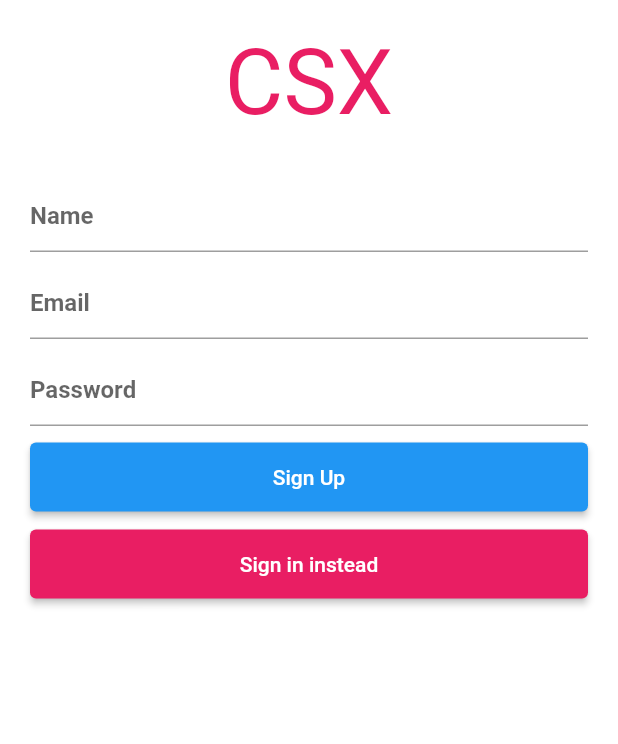
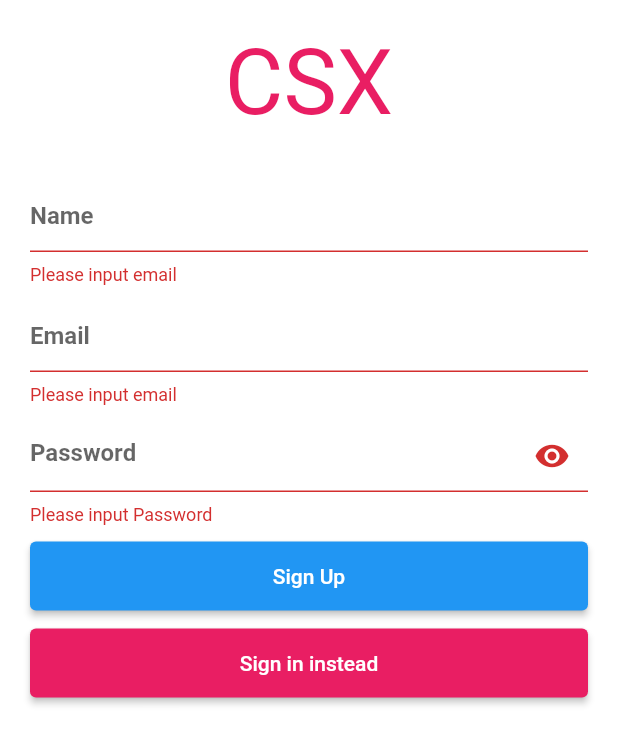
Before and after one commit to David160601/ecommerce_app, a Flutter app: the SignUpScreen screen opened directly, after a tap on "Sign Up", on a phone screen of 412 x 824 dp. Shown: the top 744 px of the screen. Run offline on Flutter 3.47's test engine with Material 2 defaults, Android fonts, the phone set to English and light mode, and no system bars; our stand-ins replace carousel_slider, dio, flutter_secure_storage, hooks_riverpod, salomon_bottom_bar, skeletons and 1 more; accounts and stored records are empty; network calls fail.

Commit message:
design sign up screen

```diff
--- a/lib/screens/sign_up_screen.dart
+++ b/lib/screens/sign_up_screen.dart
@@ -1,4 +1,6 @@
 import 'package:ecommerce_app/constant/style.dart';
+import 'package:ecommerce_app/screens/login_screen.dart';
+import 'package:ecommerce_app/widgets/password_wiget.dart';
 import 'package:flutter/material.dart';
 
 class SignUpScreen extends StatefulWidget {
@@ -9,11 +11,24 @@ class SignUpScreen extends StatefulWidget {
 }
 
 class _SignUpScreenState extends State<SignUpScreen> {
+  TextEditingController password = TextEditingController();
+  TextEditingController email = TextEditingController();
+  TextEditingController name = TextEditingController();
+  final formKey = GlobalKey<FormState>();
+  @override
+  void dispose() {
+    password.dispose();
+    email.dispose();
+    name.dispose();
+  }
+
   @override
   Widget build(BuildContext context) {
     return SafeArea(
       child: Scaffold(
-        body: Container(
+        body: Form(
+          key: formKey,
+          child: Container(
             padding: const EdgeInsets.all(CONTAINER_PADDING),
             child: Column(
               children: [
@@ -29,21 +44,35 @@ class _SignUpScreenState extends State<SignUpScreen> {
                 const SizedBox(
                   height: 30,
                 ),
-              const TextField(
-                decoration: InputDecoration(hintText: "Name"),
+                TextFormField(
+                  validator: (value) {
+                    if (value == null || value.isEmpty) {
+                      return "Please input email";
+                    } else {
+                      return null;
+                    }
+                  },
+                  controller: name,
+                  decoration: const InputDecoration(hintText: "Name"),
                 ),
                 const SizedBox(
                   height: 10,
                 ),
-              const TextField(
-                decoration: InputDecoration(hintText: "Email"),
+                TextFormField(
+                  validator: (value) {
+                    if (value == null || value.isEmpty) {
+                      return "Please input email";
+                    } else {
+                      return null;
+                    }
+                  },
+                  controller: email,
+                  decoration: const InputDecoration(hintText: "Email"),
                 ),
                 const SizedBox(
                   height: 10,
                 ),
-              const TextField(
-                decoration: InputDecoration(hintText: "Password"),
-              ),
+                PasswordWidget(password: password),
                 const SizedBox(
                   height: 10,
                 ),
@@ -52,7 +81,9 @@ class _SignUpScreenState extends State<SignUpScreen> {
                     child: ElevatedButton(
                         style: ElevatedButton.styleFrom(
                             backgroundColor: Colors.blue),
-                      onPressed: () {},
+                        onPressed: () {
+                          if (formKey.currentState!.validate()) {}
+                        },
                         child: const Text('Sign Up'))),
                 const SizedBox(
                   height: 10,
@@ -62,9 +93,15 @@ class _SignUpScreenState extends State<SignUpScreen> {
                     child: ElevatedButton(
                         style: ElevatedButton.styleFrom(
                             backgroundColor: Colors.pink),
-                      onPressed: () {},
+                        onPressed: () {
+                          Navigator.pushReplacement(
+                              context,
+                              MaterialPageRoute(
+                                  builder: (context) => LoginScreen()));
+                        },
                         child: const Text('Sign in instead'))),
               ],
+            ),
           ),
         ),
       ),
--- /dev/null
+++ b/lib/widgets/password_wiget.dart
@@ -0,0 +1,37 @@
+import 'package:flutter/material.dart';
+
+class PasswordWidget extends StatefulWidget {
+  TextEditingController password;
+  PasswordWidget({super.key, required this.password});
+
+  @override
+  State<PasswordWidget> createState() => _PasswordWidgetState();
+}
+
+class _PasswordWidgetState extends State<PasswordWidget> {
+  bool hidePassword = true;
+  @override
+  Widget build(BuildContext context) {
+    return TextFormField(
+      obscureText: hidePassword,
+      controller: widget.password,
+      validator: (value) {
+        if (value == null || value.isEmpty) {
+          return 'Please input Password';
+        }
+        return null;
+      },
+      decoration: InputDecoration(
+          hintText: "Password",
+          suffixIcon: IconButton(
+            onPressed: () {
+              setState(() {
+                hidePassword = !hidePassword;
+              });
+            },
+            icon: Icon(
+                hidePassword ? Icons.remove_red_eye : Icons.visibility_off),
+          )),
+    );
+  }
+}
```
Also changed, not shown: lib/screens/login_screen.dart (+4 -23 lines). Lines whose indentation alone changed are shown as unchanged.
